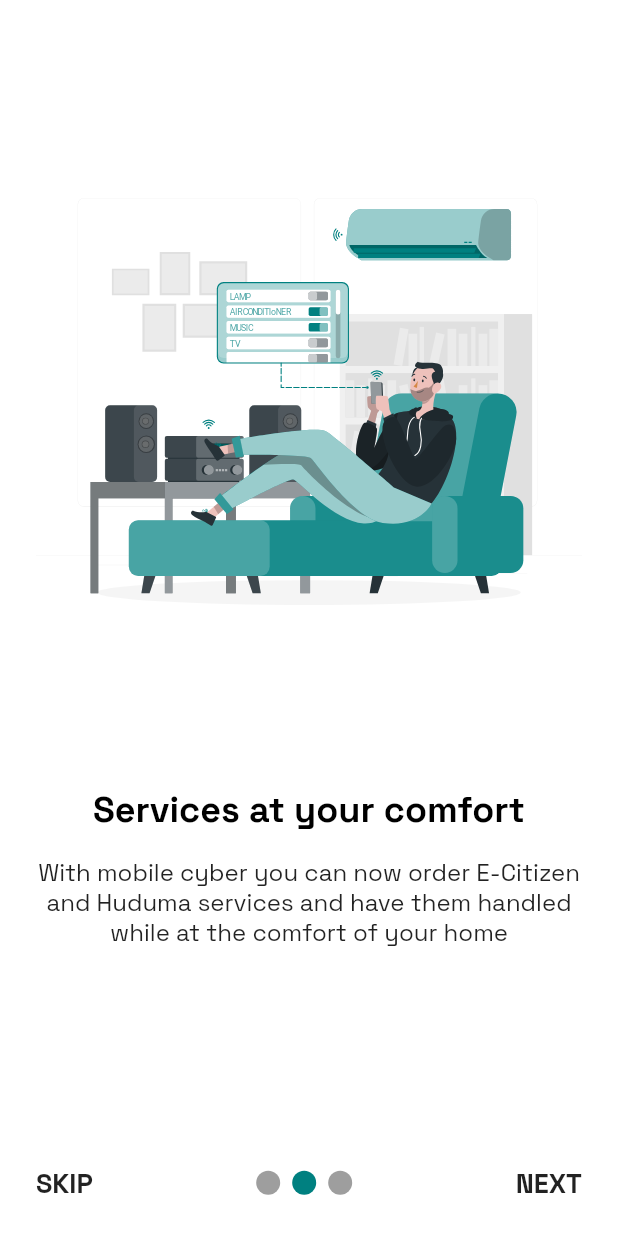
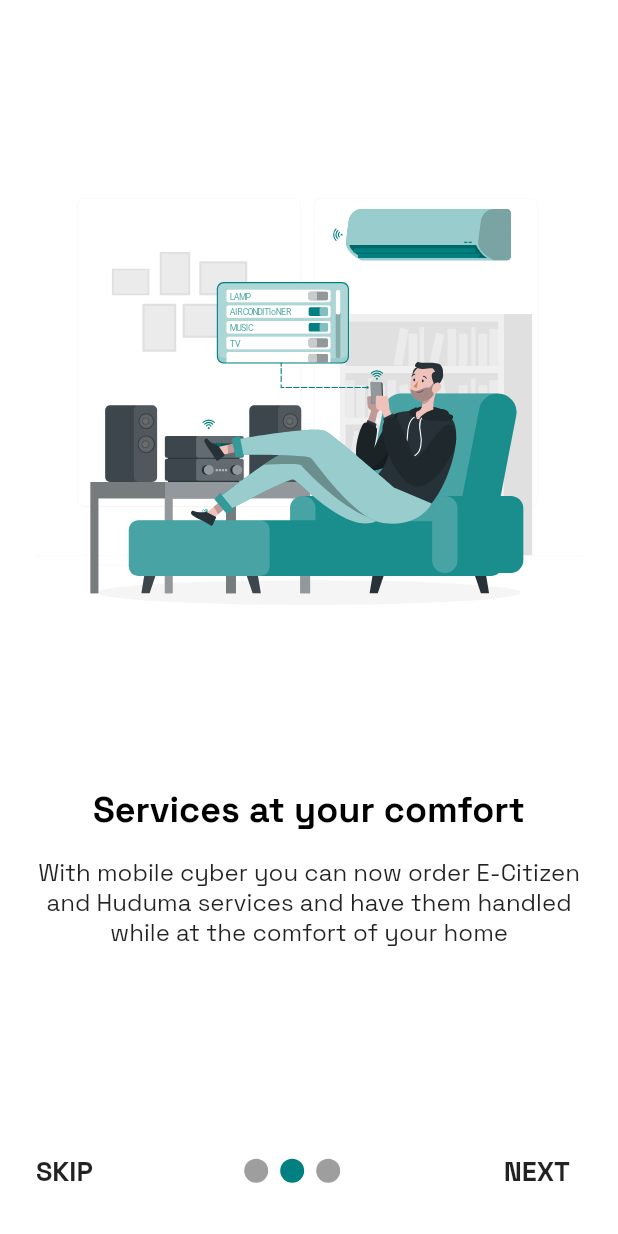
Before and after one commit to Crucialjun/mobile_cyber, a Flutter app: the screen it shows after launch, after a tap on "NEXT", on a phone screen of 412 x 824 dp. Run offline on Flutter 3.47's test engine with Material 2 defaults, Android fonts, the phone set to English and light mode, and no system bars; drawn by our look-alikes of smooth_page_indicator; our stand-ins replace flutter_svg, google_fonts, hooks_riverpod, intl_phone_number_input.

Commit message:
Update button

```diff
--- a/lib/features/onboarding/controllers/onboarding_controller.dart
+++ b/lib/features/onboarding/controllers/onboarding_controller.dart
@@ -9,6 +9,10 @@
   List<Onboardingitem> _onboardingItems = [];
 
   List<Onboardingitem> get onboardingItems => _onboardingItems;
+
+  int _currentPage = 0;
+
+  int get currentPage => _currentPage;
 
   final PageController _controller = PageController();
 
@@ -35,6 +39,11 @@
           context, SignUpScreen.routeName, (route) => false);
     }
   }
+
+  void updateCurrentPage(int currentPage){
+    _currentPage = currentPage;
+    notifyListeners();
+  }
 }
 
 final onboardingControllerProvider = ChangeNotifierProvider((ref) {
--- a/lib/features/onboarding/screens/onboarding_screen.dart
+++ b/lib/features/onboarding/screens/onboarding_screen.dart
@@ -29,9 +29,12 @@
       body: SafeArea(
         child: Column(children: [
           Expanded(
-            child: Consumer(
-              builder: (context, ref, child) {
-                return PageView.builder(
+            child: PageView.builder(
+              onPageChanged: (currentpage){
+                ref.read(onboardingControllerProvider).updateCurrentPage(currentpage);
+                print(currentpage);
+                print(_onboardingItems.length -1);
+              },
               controller:
                   ref.watch(onboardingControllerProvider).controller,
               scrollDirection: Axis.horizontal,
@@ -39,8 +42,6 @@
               itemBuilder: (context, index) {
                 return OnboardingPageviewItem(
                     item: _onboardingItems[index]);
-                  },
-                );
               },
             ),
           ),
@@ -64,13 +65,32 @@
                     controller:
                         ref.watch(onboardingControllerProvider).controller,
                     count: _onboardingItems.length),
+                ref.watch(onboardingControllerProvider).currentPage == _onboardingItems.length - 1 ?
+                InkWell(
+                  onTap: () {
+                    Navigator.pushNamedAndRemoveUntil(
+                        context, SignUpScreen.routeName, (route) => false);
+                  },
+                  child:
+                  Padding(
+                    padding: const EdgeInsets.all(8.0),
+                    child: const Text(
+                      "Get Started",
+                      style: TextStyle(fontWeight: FontWeight.bold, fontSize: 18),
+                    ),
+                  ),
+                ):
                 InkWell(
                   onTap: () {
                     ref.read(onboardingControllerProvider).moveNext(context);
                   },
-                  child: const Text(
+                  child:
+                  const Padding(
+                    padding: EdgeInsets.all(8.0),
+                    child: Text(
                       "NEXT",
                       style: TextStyle(fontWeight: FontWeight.bold, fontSize: 18),
+                    ),
                   ),
                 )
               ],
```
Lines whose indentation alone changed are shown as unchanged.
